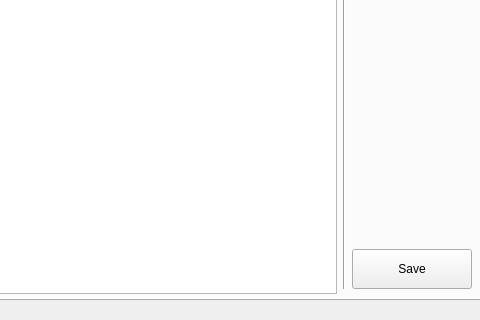
Before: the Qt Designer form mainwindow.ui in ZachNo/Blockland-AdvancedSM, drawn with Qt 5; both pictures show x 320 to 800 and y 180 to 500 of the 800 by 500 pixel window.
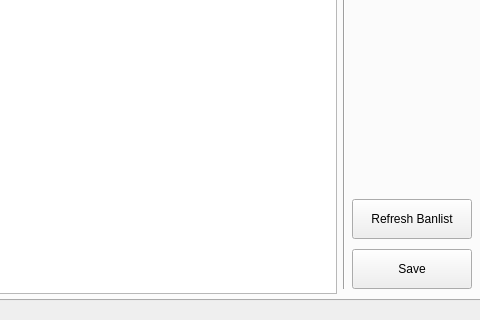
After: the same form once the commit is applied. The open tabs and pages were chosen to show the change. Icons and pictures are not drawn.

Patch:
```diff
--- a/mainwindow.ui
+++ b/mainwindow.ui
@@ -750,6 +750,19 @@
          <enum>Qt::Vertical</enum>
         </property>
        </widget>
+       <widget class="QPushButton" name="refreshBanlist">
+        <property name="geometry">
+         <rect>
+          <x>670</x>
+          <y>310</y>
+          <width>120</width>
+          <height>40</height>
+         </rect>
+        </property>
+        <property name="text">
+         <string>Refresh Banlist</string>
+        </property>
+       </widget>
       </widget>
       <widget class="QWidget" name="tab_config">
        <attribute name="icon">
```
Left out of the diff: 8 changed lines with no effect on the pictures.
